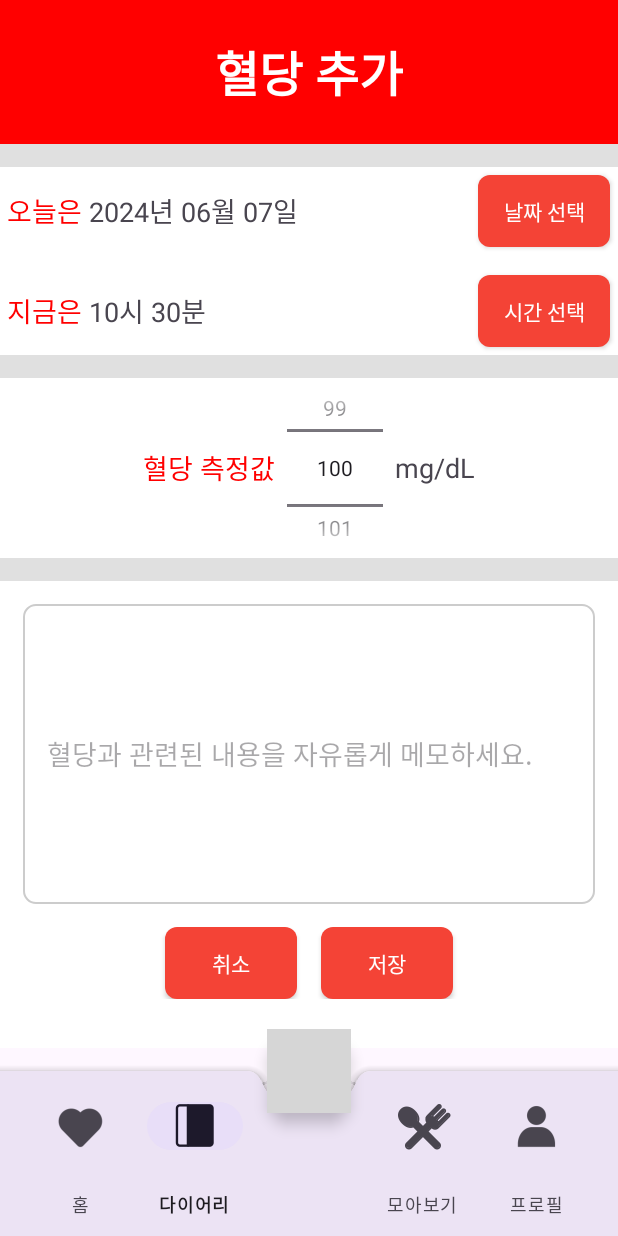
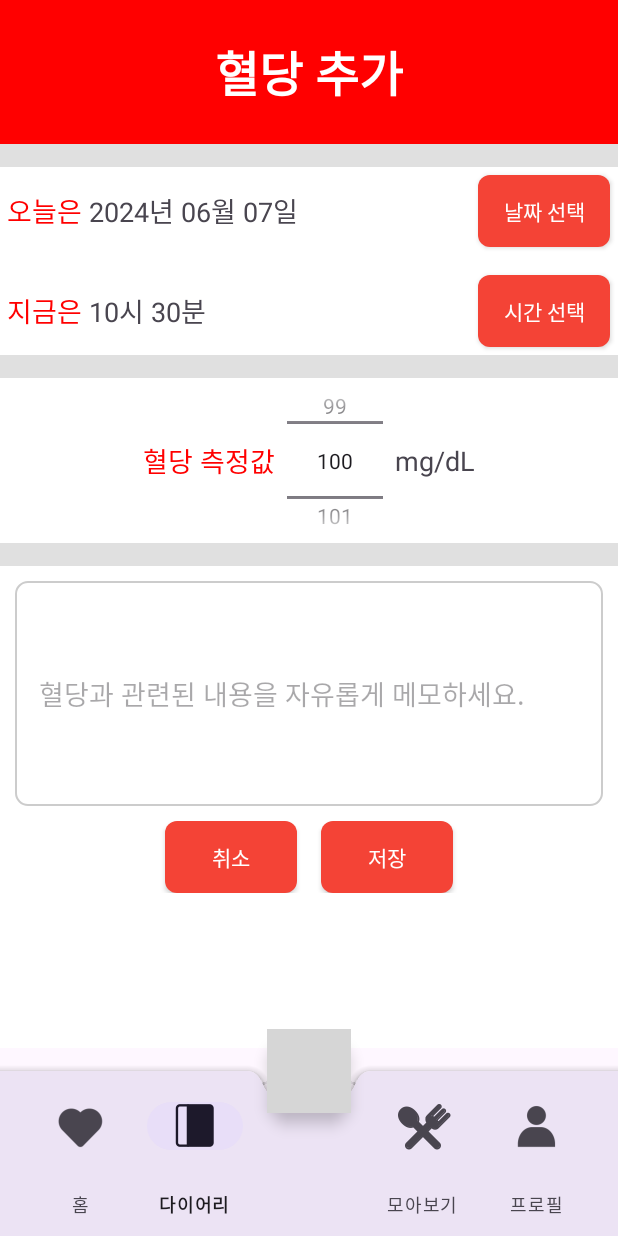
Before and after one commit to Kimyubin357/Diabetes_Management_App, an Android app: the screen it shows after launch once a user with an empty profile is signed in (MainActivity), item 2 of the bottom bar chosen, on a phone screen of 412 x 824 dp. Run offline under Robolectric (Android 15) with nearby library versions, the phone set to English and light mode, and no system bars; our stand-ins replace Firebase (no records; nobody signed in at launch, a user with empty details on screens opened directly); libraries missing offline, so code that uses them is left out: com.github.mikephil.charting, com.gun0912.tedpermission, org.pytorch, org.pytorch.torchvision; 4 statements that could not run were skipped; grey boxes are pictures that could not be loaded.

Commit message:
friend_frag_smaller

```diff
--- a/app/src/main/res/layout/frag_star.xml
+++ b/app/src/main/res/layout/frag_star.xml
@@ -126,7 +126,7 @@
         android:layout_below="@id/linearLayoutdate"
         android:id="@+id/linearLayoutNumberPicker"
         android:layout_width="match_parent"
-        android:layout_height="120dp"
+        android:layout_height="110dp"
         android:orientation="horizontal"
         android:gravity="center">
 
@@ -167,12 +167,12 @@
         <EditText
             android:id="@+id/et_Memo"
             android:layout_width="match_parent"
-            android:layout_height="200dp"
+            android:layout_height="150dp"
             android:padding="16dp"
             android:background="@drawable/edittext_bg"
             android:hint="혈당과 관련된 내용을 자유롭게 메모하세요."
             android:textSize="18sp"
-            android:layout_margin="15dp"/>
+            android:layout_margin="10dp"/>
     </LinearLayout>
 
     <!-- Bottom section with save and cancel buttons -->
```
